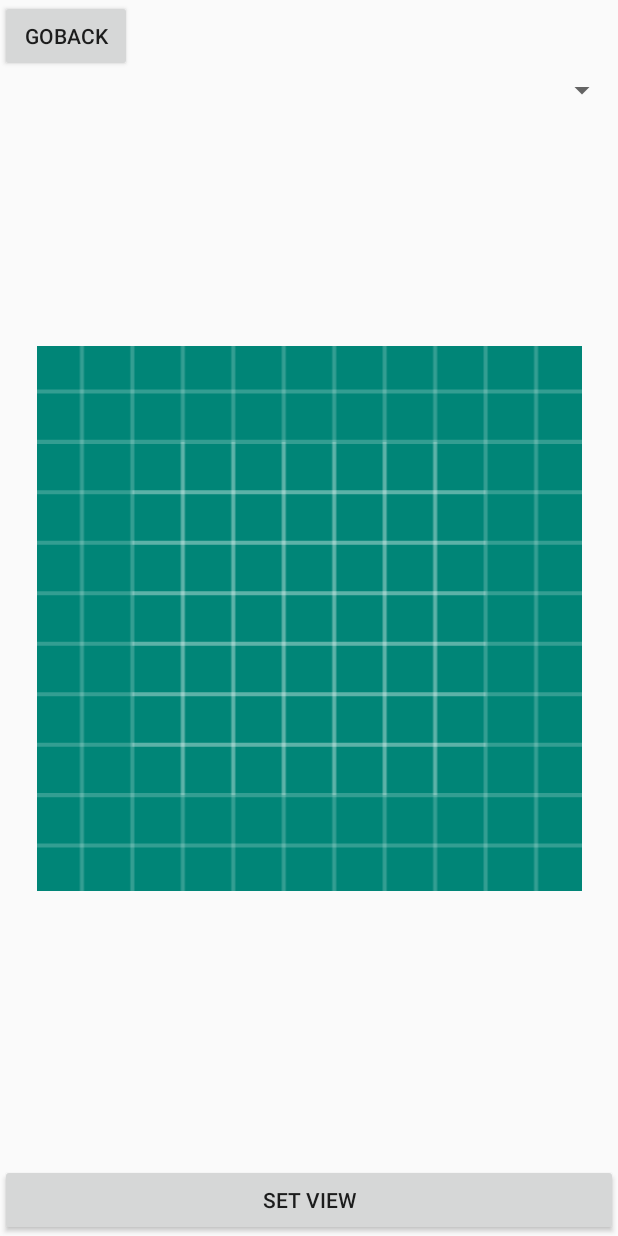
After one commit to SNURFER/FishingNote, an Android app: the layout activity_view.xml on its own in the app's theme, with its tools: preview values and no code run, on a phone screen of 412 x 824 dp. The commit adds this screen. Run offline under Robolectric (Android 15) with nearby library versions, the phone set to English and light mode, and no system bars.

Commit message:
Creating View activity

```diff
--- a/app/src/main/AndroidManifest.xml
+++ b/app/src/main/AndroidManifest.xml
@@ -48,6 +48,7 @@
         <activity android:name=".PreViewActivity" />
         <activity android:name=".TestActivity" />
         <activity android:name=".MapActivity" />
+        <activity android:name=".ViewActivity" />
     </application>
 
 </manifest>
--- a/app/src/main/java/com/journaldev/androidarcoredistancecamera/MainActivity.java
+++ b/app/src/main/java/com/journaldev/androidarcoredistancecamera/MainActivity.java
@@ -250,7 +250,7 @@ public class MainActivity extends AppCompatActivity implements
                 //move to preview activity
                 Intent intent = new Intent(this, PreViewActivity.class);
                 byte[] byteArray = previewImageStream.toByteArray();
-                intent.putExtra("image",byteArray);
+                intent.putExtra("image", byteArray);
                 intent.putExtra("fish_size", m_fishSize);
                 startActivity(intent);
 
--- a/app/src/main/res/layout/activity_preview.xml
+++ b/app/src/main/res/layout/activity_preview.xml
@@ -54,7 +54,7 @@
         app:layout_constraintBottom_toTopOf="@id/btnSave" />
 
     <Button
-        android:id="@+id/btnGetSometing"
+        android:id="@+id/btnGoToView"
         android:layout_width="match_parent"
         android:layout_height="wrap_content"
         android:text="Get Someting"
--- /dev/null
+++ b/app/src/main/res/layout/activity_view.xml
@@ -0,0 +1,40 @@
+<?xml version="1.0" encoding="utf-8"?>
+<androidx.constraintlayout.widget.ConstraintLayout xmlns:android="http://schemas.android.com/apk/res/android"
+    xmlns:app="http://schemas.android.com/apk/res-auto"
+    android:layout_width="match_parent"
+    android:layout_height="match_parent"
+    xmlns:tools="http://schemas.android.com/tools">
+
+    <ImageView
+        android:id="@+id/ivSearchedImage"
+        android:layout_width="match_parent"
+        android:layout_height="363dp"
+        app:layout_constraintBottom_toBottomOf="parent"
+        app:layout_constraintLeft_toLeftOf="parent"
+        app:layout_constraintRight_toRightOf="parent"
+        app:layout_constraintTop_toTopOf="parent"
+        app:srcCompat="@drawable/ic_launcher_background"
+        tools:ignore="MissingConstraints" />
+
+    <Spinner
+        android:id="@+id/spnFishTypesCondition"
+        android:layout_width="match_parent"
+        android:layout_height="wrap_content"
+        app:layout_constraintTop_toBottomOf="@id/btnGoBackToPreview"
+        tools:layout_editor_absoluteX="0dp" />
+
+    <Button
+        android:id="@+id/btnGoBackToPreview"
+        android:layout_width="wrap_content"
+        android:layout_height="wrap_content"
+        android:text="GoBack"
+        app:layout_constraintLeft_toLeftOf="parent"
+        app:layout_constraintTop_toTopOf="parent" />
+
+    <Button
+        android:id="@+id/btnSetView"
+        android:layout_width="match_parent"
+        android:layout_height="wrap_content"
+        android:text="Set View"
+        app:layout_constraintBottom_toBottomOf="parent" />
+</androidx.constraintlayout.widget.ConstraintLayout>
```
Also changed, not shown: app/src/main/java/com/journaldev/androidarcoredistancecamera/PreViewActivity.java (+6 -19 lines), app/src/main/java/com/journaldev/androidarcoredistancecamera/Util.java (+12 -0 lines), app/src/main/java/com/journaldev/androidarcoredistancecamera/ViewActivity.java (added, +87 -0 lines).
